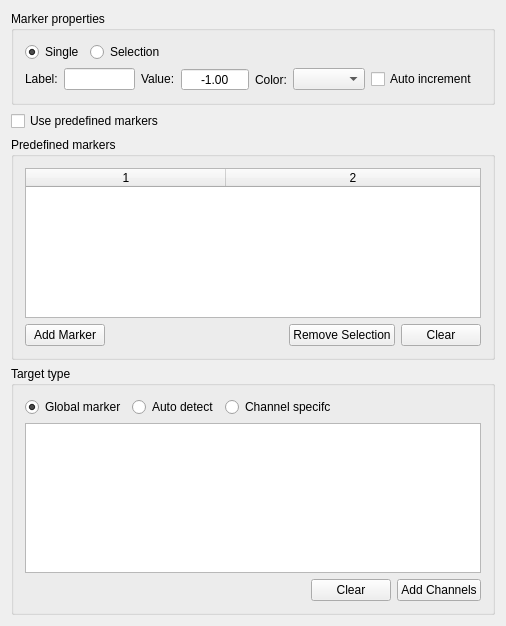
The window that src/Widgets/AwMarkerInspector.ui (HIP-infrastructure/anywave-code) describes before a commit, drawn with Qt 5.
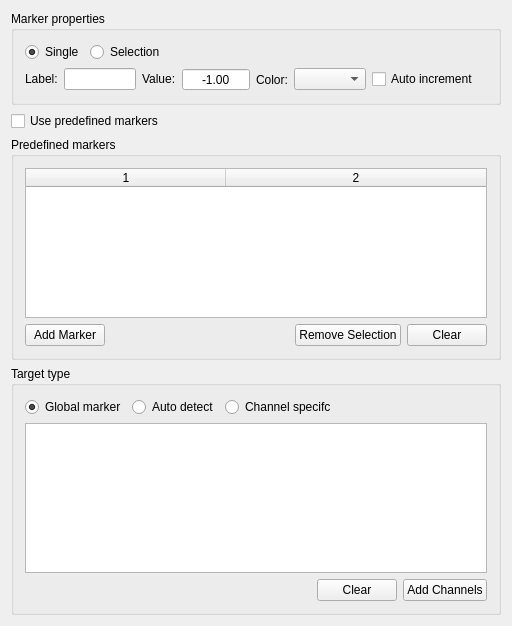
The same window after the commit. Icons and pictures are not drawn.

Commit message:
Fixed an issue with file exporter embedded plugin : When choosing to use markers to export data, all the data were exporter.
Fixed a similar issue with h2 in GUI mode. When not selection any input markers, the h2 was taking markers from the file instead of taking a global marker to get all the data.

Finished (almost) the Python API support.

```diff
--- a/src/Widgets/AwMarkerInspector.ui
+++ b/src/Widgets/AwMarkerInspector.ui
@@ -6,7 +6,7 @@
    <rect>
     <x>0</x>
     <y>0</y>
-    <width>506</width>
+    <width>512</width>
     <height>597</height>
    </rect>
   </property>
@@ -83,7 +83,7 @@
        </layout>
       </item>
       <item>
-       <layout class="QHBoxLayout" name="horizontalLayout" stretch="1,0,0,0,0,0,0,0">
+       <layout class="QHBoxLayout" name="horizontalLayout" stretch="1,0,0,0,0,0,0,0,0">
         <item>
          <widget class="QLabel" name="labelName">
           <property name="sizePolicy">
@@ -103,11 +103,17 @@
         <item>
          <widget class="QLineEdit" name="lineEditName">
           <property name="sizePolicy">
-           <sizepolicy hsizetype="Expanding" vsizetype="Fixed">
+           <sizepolicy hsizetype="Preferred" vsizetype="Fixed">
             <horstretch>0</horstretch>
             <verstretch>0</verstretch>
            </sizepolicy>
           </property>
+          <property name="toolTip">
+           <string>Name the marker</string>
+          </property>
+          <property name="clearButtonEnabled">
+           <bool>true</bool>
+          </property>
          </widget>
         </item>
         <item>
@@ -184,6 +190,19 @@
           </property>
          </widget>
         </item>
+        <item>
+         <spacer name="horizontalSpacer_2">
+          <property name="orientation">
+           <enum>Qt::Horizontal</enum>
+          </property>
+          <property name="sizeHint" stdset="0">
+           <size>
+            <width>40</width>
+            <height>20</height>
+           </size>
+          </property>
+         </spacer>
+        </item>
         <item>
          <spacer name="horizontalSpacer_5">
           <property name="orientation">
@@ -499,6 +518,19 @@
      </layout>
     </widget>
    </item>
+   <item>
+    <spacer name="verticalSpacer">
+     <property name="orientation">
+      <enum>Qt::Vertical</enum>
+     </property>
+     <property name="sizeHint" stdset="0">
+      <size>
+       <width>20</width>
+       <height>40</height>
+      </size>
+     </property>
+    </spacer>
+   </item>
   </layout>
  </widget>
  <layoutdefault spacing="6" margin="11"/>
```
The commit also changes 33 other files.
